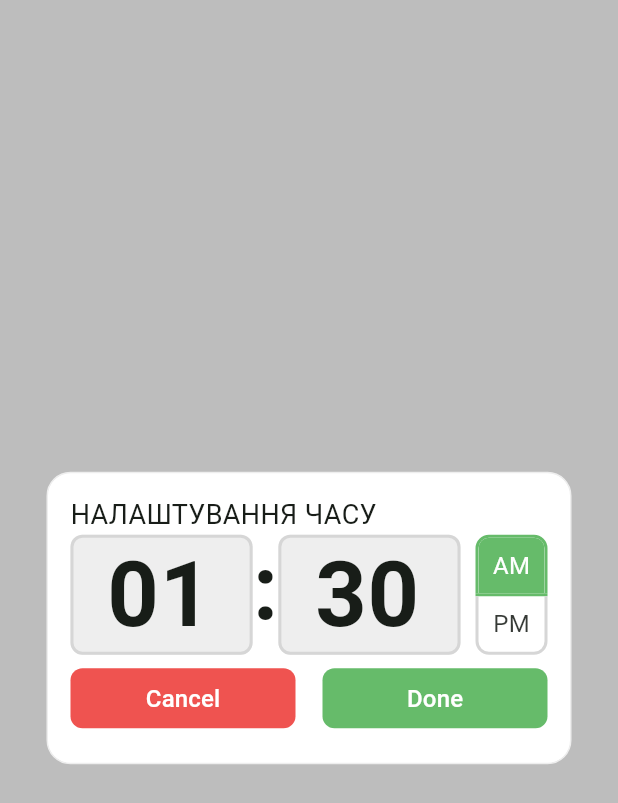
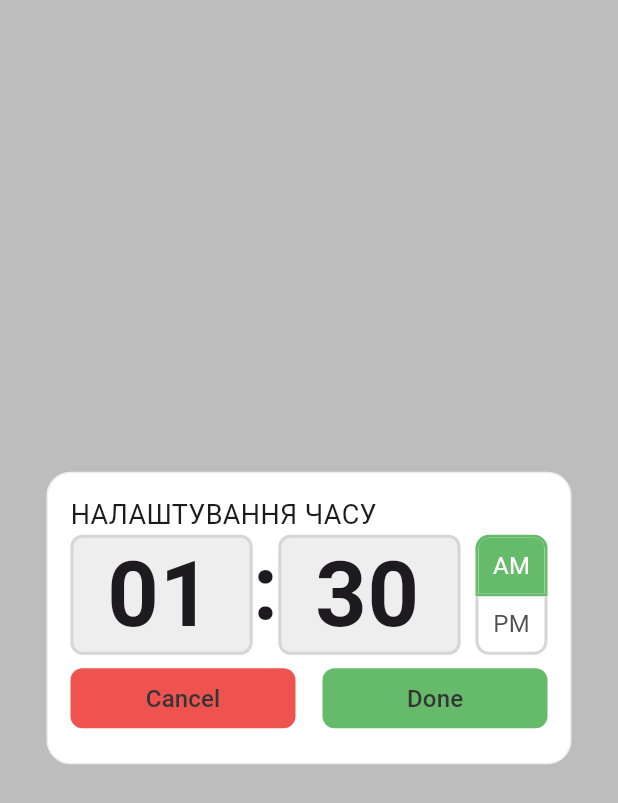
Before and after one commit to Alexrospersonal/flutter_todo_project, a Flutter app: the screen it shows after launch, on a phone screen of 412 x 824 dp. Shown: the top 803 px of the screen. Run offline on Flutter 3.47's test engine with Material 3 defaults, Android fonts, the phone set to English and light mode, and no system bars; our stand-ins replace flutter_riverpod, isar, table_calendar; accounts and stored records are empty; generated files the repository leaves out were written again; project files that could hold a hidden picture were left out.

Commit message:
add base theme

```diff
--- a/lib/main.dart
+++ b/lib/main.dart
@@ -3,6 +3,7 @@ import 'package:flutter_riverpod/flutter_riverpod.dart';
 import 'package:flutter_todo_project/data/services/db_service.dart';
 import 'package:flutter_todo_project/presentation/generic_widgets/nested_time_picker/nested_time_picker.dart';
 import 'package:flutter_todo_project/presentation/screens/homepage.dart';
+import 'package:flutter_todo_project/presentation/styles/theme_styles.dart';
 
 void main() async {
   WidgetsFlutterBinding.ensureInitialized();
@@ -21,9 +22,10 @@ class MainApp extends StatelessWidget {
   Widget build(BuildContext context) {
     return MaterialApp(
       title: "Планюсик",
-      theme: ThemeData(
-        colorScheme: ColorScheme.fromSeed(seedColor: const Color.fromARGB(255, 0, 255, 136))
-      ),
+      theme: lightTheme,
+      // theme: ThemeData(
+      //   colorScheme: ColorScheme.fromSeed(seedColor: const Color.fromARGB(255, 0, 255, 136))
+      // ),
       // home: const HomePage()
 
       // TODO: Testing timepicker
--- /dev/null
+++ b/lib/presentation/styles/theme_styles.dart
@@ -0,0 +1,25 @@
+import 'package:flutter/material.dart';
+
+final ThemeData lightTheme = ThemeData.light().copyWith(
+  colorScheme: const ColorScheme(
+    brightness: Brightness.light,
+    primary: Color.fromRGBO(238, 240, 242, 1),
+    onPrimary: Color.fromRGBO(53, 53, 53, 1),
+    secondary: Color.fromRGBO(47, 215, 184, 1),
+    onSecondary: Colors.white,
+    error: Colors.red,
+    onError: Colors.white,
+    background: Colors.white,
+    onBackground: Color.fromRGBO(53, 53, 53, 1),
+    surface: Color.fromRGBO(238, 240, 242, 1),
+    onSurface: Color.fromRGBO(53, 53, 53, 1)
+  ),
+  iconTheme:const IconThemeData(
+    color: Color.fromRGBO(60, 60, 60, 1)
+  ),
+  // textTheme: TextTheme(
+
+  // )
+);
+
+// colors
```
